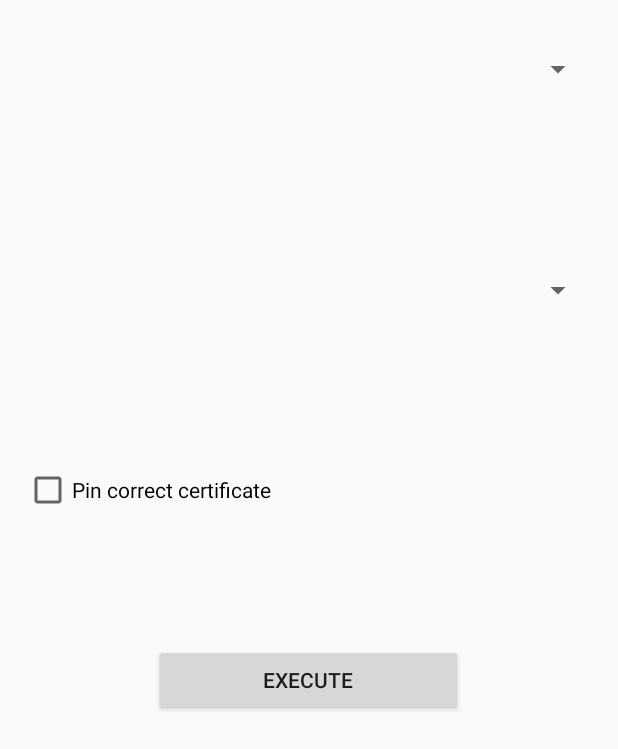
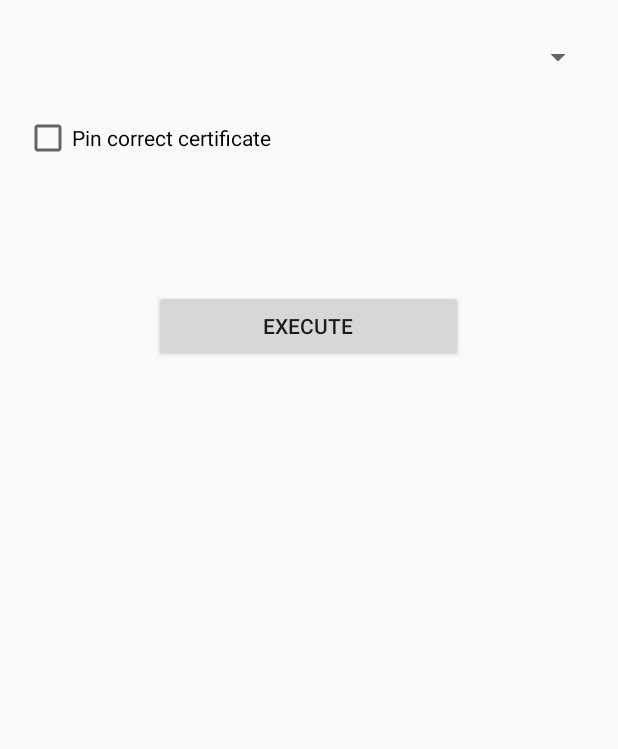
Before and after one commit to CeesMandjes/TLSConnector, an Android app: the layout activity_main.xml on its own in the app's theme, with its tools: preview values and no code run, on a phone screen of 412 x 824 dp. Shown: the top 749 px of the screen. Run offline under Robolectric (Android 15) with nearby library versions, the phone set to English and light mode, and no system bars.

```diff
--- a/src/app/src/main/res/layout/activity_main.xml
+++ b/src/app/src/main/res/layout/activity_main.xml
@@ -7,18 +7,6 @@
     tools:context=".MainActivity">
 
     <Spinner
-        android:id="@+id/tls_version_spn"
-        android:layout_width="0dp"
-        android:layout_height="60dp"
-        android:layout_marginStart="16dp"
-        android:layout_marginTop="16dp"
-        android:layout_marginEnd="16dp"
-        android:spinnerMode="dropdown"
-        app:layout_constraintEnd_toEndOf="parent"
-        app:layout_constraintStart_toStartOf="parent"
-        app:layout_constraintTop_toTopOf="parent" />
-
-    <Spinner
         android:id="@+id/tls_API_spn"
         android:layout_width="0dp"
         android:layout_height="60dp"
@@ -26,22 +14,23 @@
         android:layout_marginTop="8dp"
         android:layout_marginEnd="16dp"
         android:spinnerMode="dropdown"
-        app:layout_constraintBottom_toTopOf="@+id/pin_correct_certificate_cb"
         app:layout_constraintEnd_toEndOf="parent"
         app:layout_constraintHorizontal_bias="0.0"
         app:layout_constraintStart_toStartOf="parent"
-        app:layout_constraintTop_toBottomOf="@+id/tls_version_spn" />
+        app:layout_constraintTop_toTopOf="parent" />
 
     <TextView
         android:id="@+id/output_tls_connection_tv"
-        android:layout_width="379dp"
-        android:layout_height="267dp"
+        android:layout_width="365dp"
+        android:layout_height="420dp"
         android:layout_marginStart="8dp"
+        android:layout_marginTop="8dp"
         android:layout_marginEnd="8dp"
         android:scrollbars="vertical"
         app:layout_constraintBottom_toBottomOf="parent"
         app:layout_constraintEnd_toEndOf="parent"
-        app:layout_constraintStart_toStartOf="parent" />
+        app:layout_constraintStart_toStartOf="parent"
+        app:layout_constraintTop_toBottomOf="@+id/execute_tls_connection_btn" />
 
     <Button
         android:id="@+id/execute_tls_connection_btn"
@@ -54,7 +43,8 @@
         app:layout_constraintEnd_toEndOf="parent"
         app:layout_constraintHorizontal_bias="0.497"
         app:layout_constraintStart_toStartOf="parent"
-        app:layout_constraintTop_toBottomOf="@+id/pin_correct_certificate_cb" />
+        app:layout_constraintTop_toBottomOf="@+id/pin_correct_certificate_cb"
+        app:layout_constraintVertical_bias="0.046" />
 
     <CheckBox
         android:id="@+id/pin_correct_certificate_cb"
@@ -63,7 +53,6 @@
         android:layout_marginStart="16dp"
         android:layout_marginTop="8dp"
         android:text="Pin correct certificate"
-        app:layout_constraintBottom_toTopOf="@+id/execute_tls_connection_btn"
         app:layout_constraintStart_toStartOf="parent"
         app:layout_constraintTop_toBottomOf="@+id/tls_API_spn" />
 
```
Also changed, not shown: src/app/src/main/java/com/example/tlsconnector/MainActivity.java (+9 -35 lines), 1 other file.
